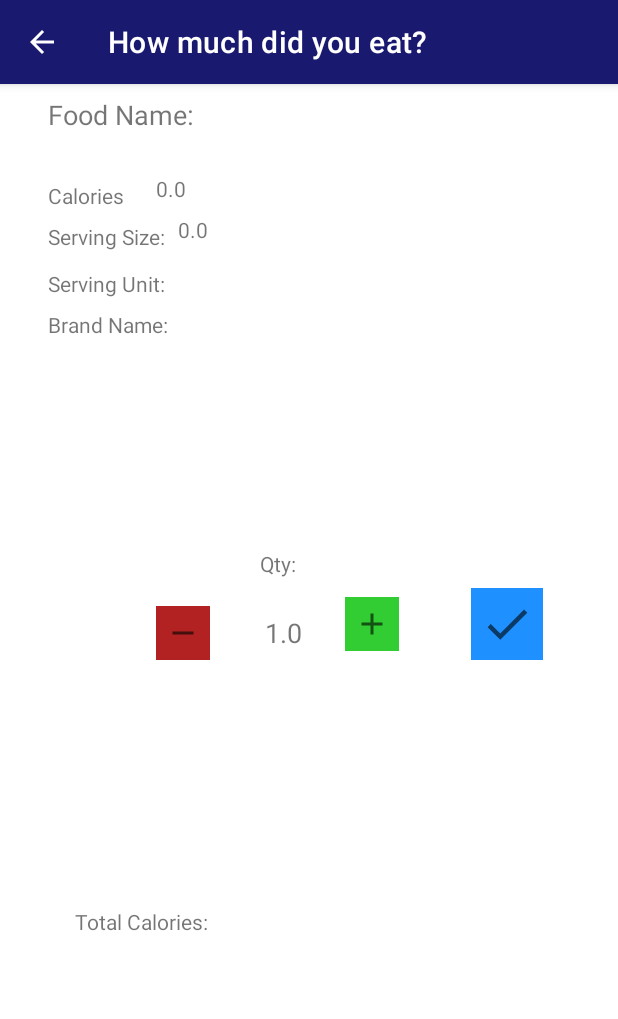
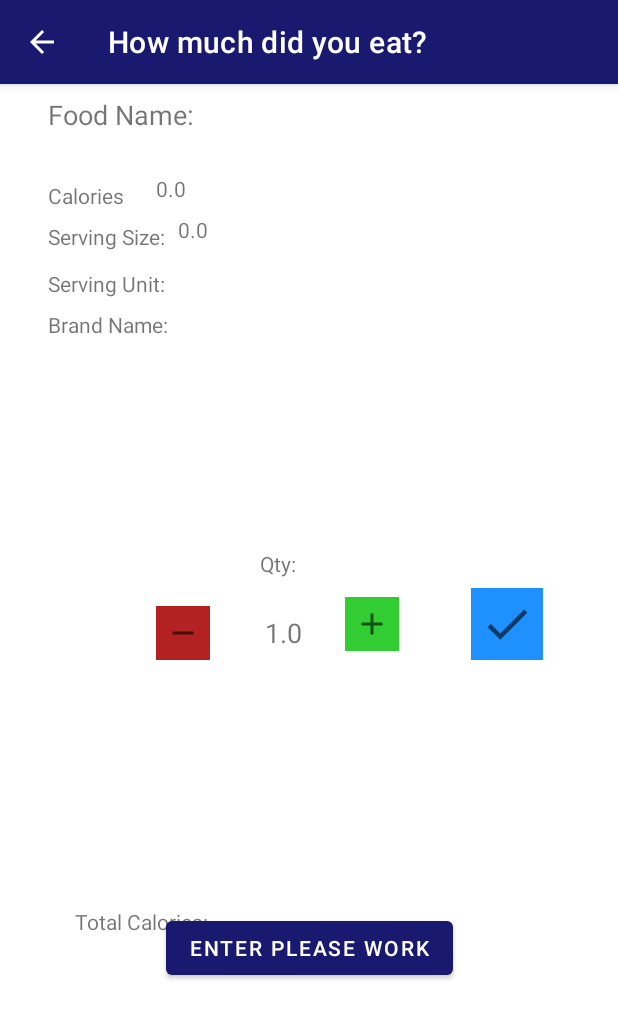
Before and after one commit to tombutlersings/FoodFight, an Android app: the acFoodItem screen opened directly, with no data from a screen before it, on a phone screen of 412 x 824 dp. Shown: the top 1019 px of the screen. Run offline under Robolectric (Android 15) with nearby library versions, the phone set to English and light mode, and no system bars; 5 statements that could not run were skipped.

Commit message:
updated app

```diff
--- a/app/src/main/res/layout/activity_ac_food_item.xml
+++ b/app/src/main/res/layout/activity_ac_food_item.xml
@@ -193,4 +193,15 @@
         app:layout_constraintBottom_toBottomOf="parent"
         app:layout_constraintStart_toStartOf="parent" />
 
+    <Button
+        android:id="@+id/addFoodEnter"
+        android:layout_width="wrap_content"
+        android:layout_height="wrap_content"
+        android:onClick="addFoodEnter"
+        android:text="ENTER PLEASE WORK"
+        app:layout_constraintBottom_toBottomOf="parent"
+        app:layout_constraintEnd_toEndOf="parent"
+        app:layout_constraintStart_toStartOf="parent"
+        app:layout_constraintTop_toBottomOf="@+id/btnAdd" />
+
 </androidx.constraintlayout.widget.ConstraintLayout>
```
Also changed, not shown: app/src/main/java/com/example/foodfight/acFoodItem.java (+13 -0 lines).
